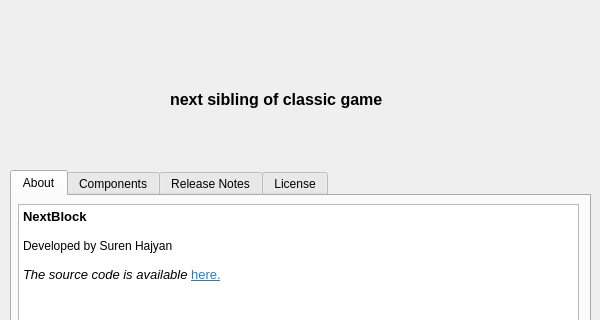
This is aboutdialog.ui in surhh/nextblock as Qt 5 draws it before an edit; both pictures show x 0 to 600 and y 0 to 320 of the 600 by 500 pixel window. The edited form follows.
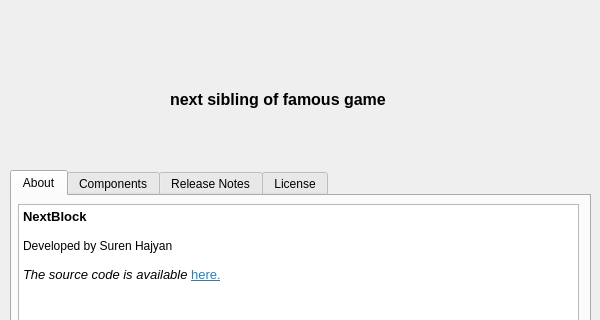
This is the edited form. Icons and pictures are not drawn.

What changed in the file:
```diff
--- a/aboutdialog.ui
+++ b/aboutdialog.ui
@@ -328,7 +328,7 @@
     </font>
    </property>
    <property name="text">
-    <string>&lt;html&gt;&lt;head/&gt;&lt;body&gt;&lt;p&gt;next sibling of classic game&lt;/p&gt;&lt;/body&gt;&lt;/html&gt;</string>
+    <string>&lt;html&gt;&lt;head/&gt;&lt;body&gt;&lt;p&gt;next sibling of famous game&lt;/p&gt;&lt;/body&gt;&lt;/html&gt;</string>
    </property>
   </widget>
  </widget>
```
